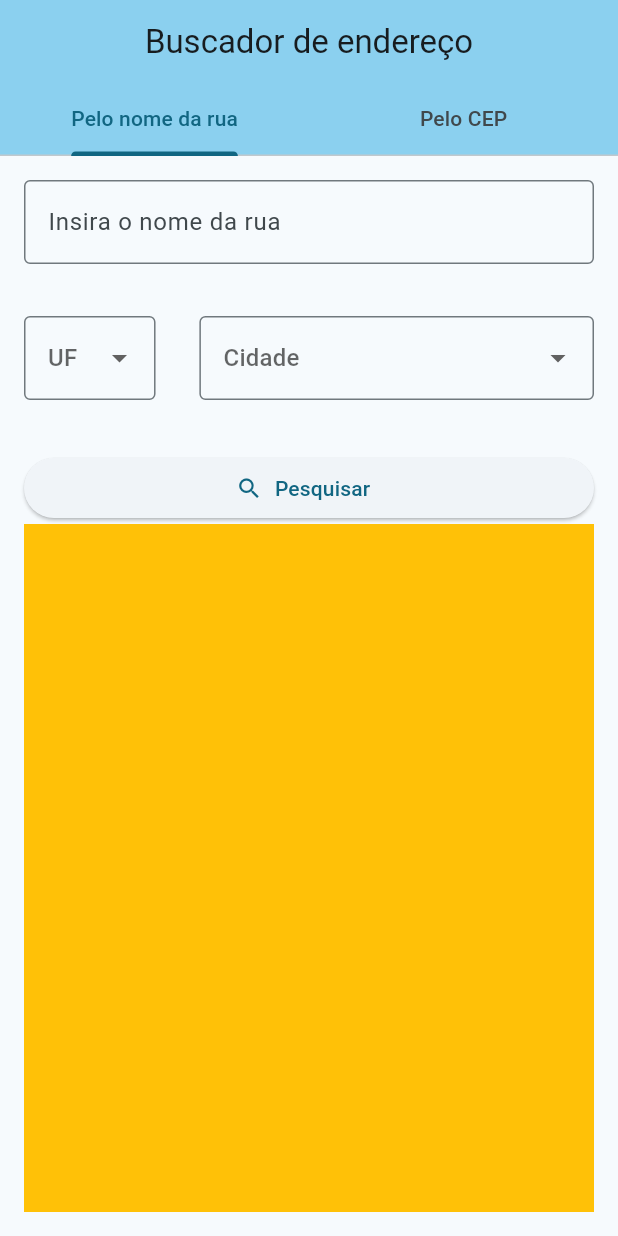
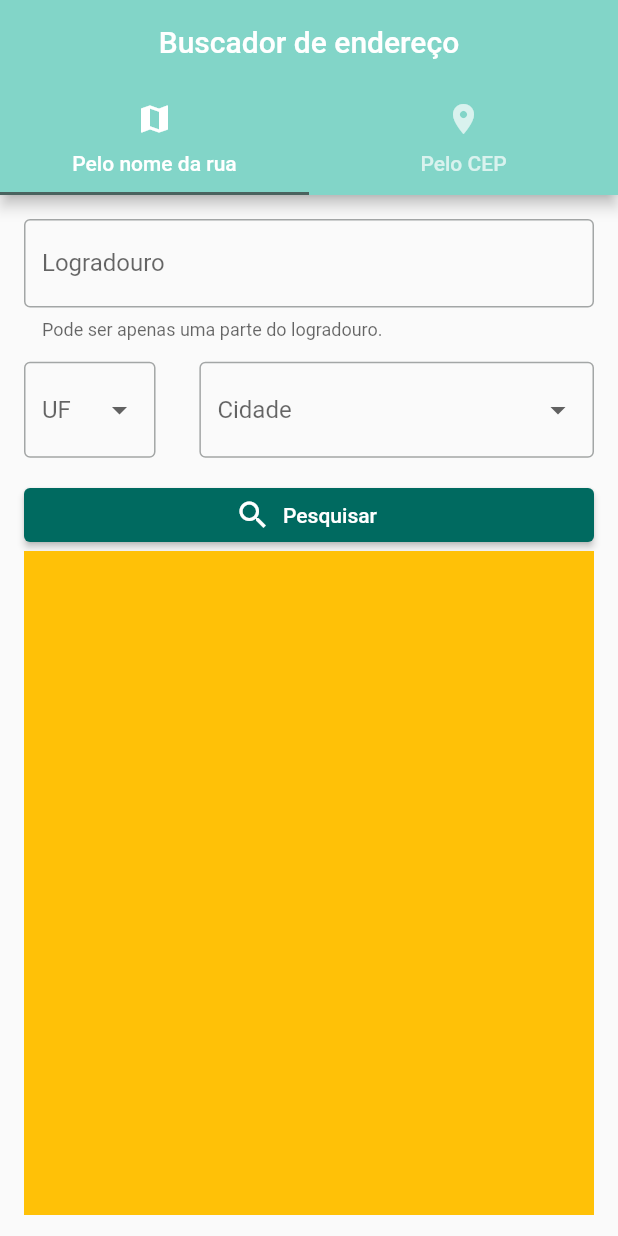
Before and after one commit to esantos1/buscadordecep, a Flutter app: the screen it shows after launch, on a phone screen of 412 x 824 dp. Run offline on Flutter 3.47's test engine with Material 2 defaults, Android fonts, the phone set to English and light mode, and no system bars.

```diff
--- a/lib/main.dart
+++ b/lib/main.dart
@@ -11,8 +11,8 @@ class MyApp extends StatelessWidget {
         debugShowCheckedModeBanner: false,
         title: 'Buscador de Endereço',
         theme: ThemeData(
-          colorScheme: ColorScheme.fromSeed(seedColor: Colors.blueGrey),
-          useMaterial3: true,
+          colorScheme: ColorScheme.fromSeed(seedColor: Colors.teal),
+          // useMaterial3: true,
         ),
         home: HomeView(),
       );
--- a/lib/model/home_model.dart
+++ b/lib/model/home_model.dart
@@ -6,11 +6,17 @@ import 'package:flutter/material.dart';
 class HomeModel {
   final tabsScreens = [
     TabBarClass(
-      tabBar: Tab(text: 'Pelo nome da rua'),
+      tabBar: Tab(
+        text: 'Pelo nome da rua',
+        icon: Icon(Icons.map),
+      ),
       child: CheckByAddressView(),
     ),
     TabBarClass(
-      tabBar: Tab(text: 'Pelo CEP'),
+      tabBar: Tab(
+        text: 'Pelo CEP',
+        icon: Icon(Icons.location_on),
+      ),
       child: CheckByCepView(),
     ),
   ];
--- a/lib/shared/widgets/search_form_field.dart
+++ b/lib/shared/widgets/search_form_field.dart
@@ -4,14 +4,16 @@ class SearchFormField extends StatelessWidget {
   final TextEditingController? controller;
   final String labelText;
   final String? hintText;
+  final String? helperText;
   final ValueChanged? onChanged;
   final String? Function(String?)? validator;
 
   const SearchFormField({
     super.key,
-    required this.controller,
+    this.controller,
     required this.labelText,
     this.hintText,
+    this.helperText,
     this.onChanged,
     this.validator,
   });
@@ -24,6 +26,7 @@ class SearchFormField extends StatelessWidget {
         label: Text(labelText),
         hintText: hintText,
         border: OutlineInputBorder(),
+        helperText: helperText,
       ),
       onChanged: onChanged,
       validator: validator,
--- a/lib/views/check_by_address_view.dart
+++ b/lib/views/check_by_address_view.dart
@@ -8,8 +8,12 @@ class CheckByAddressView extends StatelessWidget {
   final controller = CheckByAddressController();
 
   @override
-  Widget build(BuildContext context) => Container(
-        margin: EdgeInsets.symmetric(horizontal: 16.0, vertical: 16.0),
+  Widget build(BuildContext context) => SingleChildScrollView(
+        padding: EdgeInsets.symmetric(horizontal: 16.0, vertical: 16.0),
+        child: ConstrainedBox(
+          constraints: BoxConstraints(
+            maxHeight: MediaQuery.of(context).size.height - 160,
+          ),
           child: Column(
             children: [
               Expanded(child: _form()),
@@ -21,6 +25,7 @@ class CheckByAddressView extends StatelessWidget {
               )
             ],
           ),
+        ),
       );
 
   Widget _form() => Form(
@@ -28,8 +33,9 @@ class CheckByAddressView extends StatelessWidget {
           children: [
             SearchFormField(
               controller: controller.model.txtStreetNameController,
-              labelText: 'Insira o nome da rua',
+              labelText: 'Logradouro',
               hintText: 'Ex.: Praça da Sé, Rua Guaianazes',
+              helperText: 'Pode ser apenas uma parte do logradouro.',
             ),
             Spacer(),
             Row(
@@ -74,12 +80,14 @@ class SearchDropdownButtonFormField extends StatelessWidget {
   final String hintText;
   final List<DropdownMenuItem<dynamic>> items;
   final ValueChanged onChanged;
+  final String? Function(dynamic)? validator;
 
   const SearchDropdownButtonFormField({
     super.key,
     required this.hintText,
     required this.items,
     required this.onChanged,
+    this.validator,
   });
 
   @override
@@ -91,6 +99,7 @@ class SearchDropdownButtonFormField extends StatelessWidget {
       decoration: InputDecoration(
         border: OutlineInputBorder(),
       ),
+      validator: validator,
     );
   }
 }
--- a/lib/views/home_view.dart
+++ b/lib/views/home_view.dart
@@ -15,6 +15,7 @@ class HomeView extends StatelessWidget {
             title: Text('Buscador de endereço'),
             centerTitle: true,
             bottom: TabBar(
+              isScrollable: false,
               tabs: viewController.model.tabsScreens
                   .map((e) => e.tabBar)
                   .toList(),
```
Also changed, not shown: lib/classes/address.dart (+51 -31 lines), lib/controller/check_by_cep_controller.dart (+22 -6 lines), lib/views/address_details.dart (added, +57 -0 lines), lib/views/check_by_cep_view.dart (+22 -5 lines), 1 other file. Lines whose indentation alone changed are shown as unchanged.
